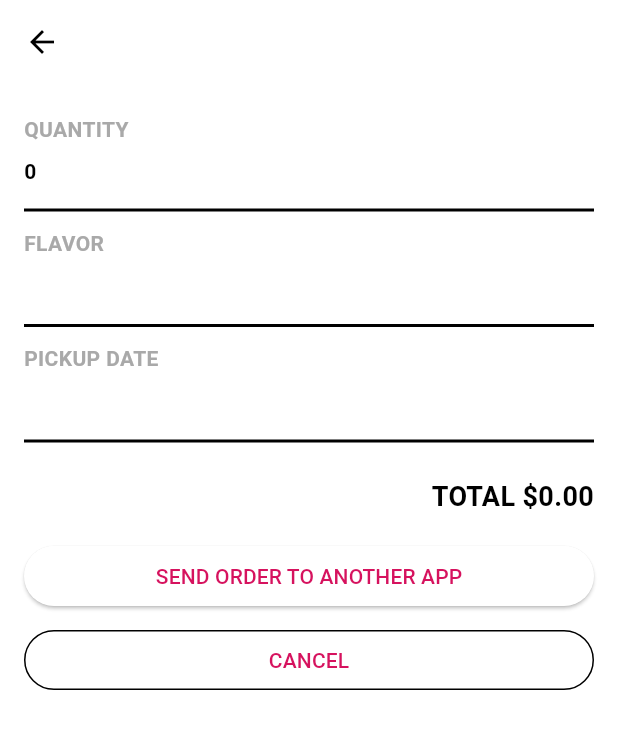
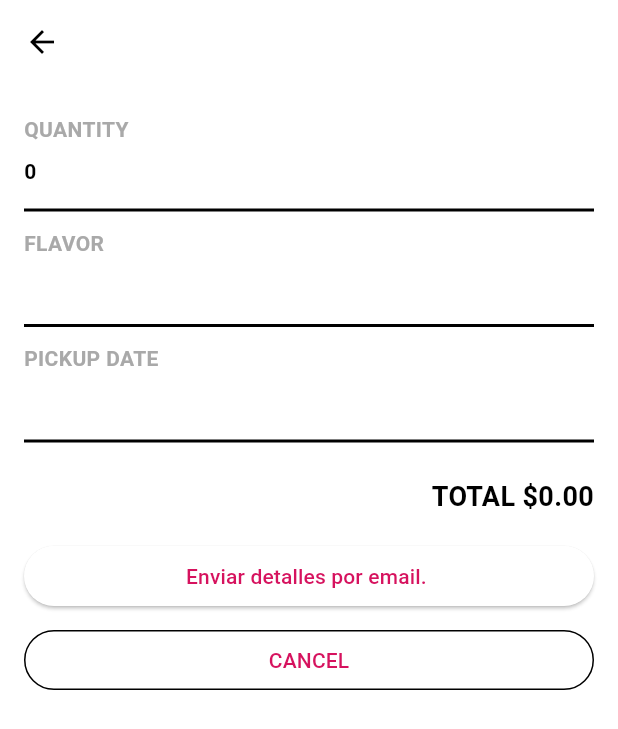
Before and after one commit to LowFee1s/Tarea-5-moviles, a Flutter app: the SummaryView screen opened by its route, on a phone screen of 412 x 824 dp. Shown: the top 729 px of the screen. Run offline on Flutter 3.47's test engine with Material 3 defaults, Android fonts, the phone set to English and light mode, and no system bars; our stand-ins replace flutter_svg, stacked.

Commit message:
Update de archivos.

```diff
--- a/lib/ui/summary.dart
+++ b/lib/ui/summary.dart
@@ -51,9 +51,15 @@ class SummaryView extends ViewModelWidget<CupcakeViewModel> {
                     ),
                   );
                   messenger.showSnackBar(snackbar);
+                } else {
+                  Navigator.of(context).pushNamedAndRemoveUntil(QuantityView.route, (Route route) => false);
+                  const snackbar = SnackBar(content: Text(
+                    "Se envio correctamente el email al usuario. "
+                  ),);
+                  messenger.showSnackBar(snackbar);
                 }
               },
-              child: const Text('SEND ORDER TO ANOTHER APP'),
+              child: const Text('Enviar detalles por email. '),
             ),
             const SizedBox(height: 8),
             OutlinedButton(
--- a/lib/view_model.dart
+++ b/lib/view_model.dart
@@ -51,6 +51,7 @@ Thank You!
       uri,
       mode: LaunchMode.externalApplication,
     );
+
   }
 
   void reset() {
```
Also changed, not shown: pubspec.lock, 1 other file.
